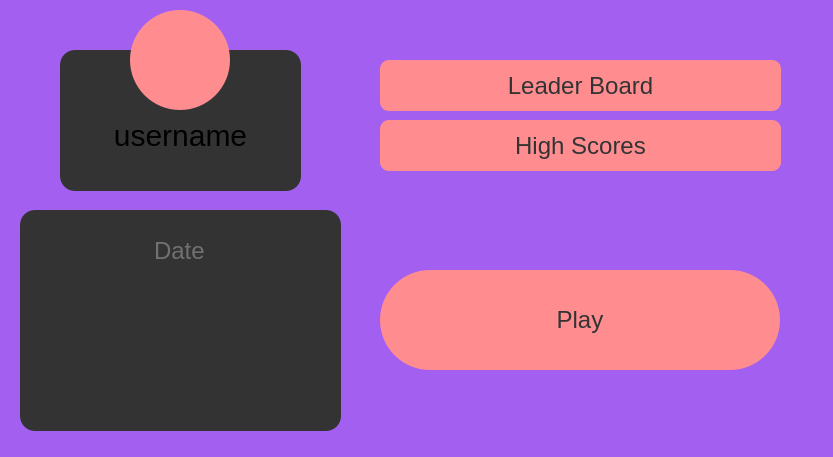
Old version of the form BingChillings/mainwindow.ui in the repository BingChillings/BingChillings.
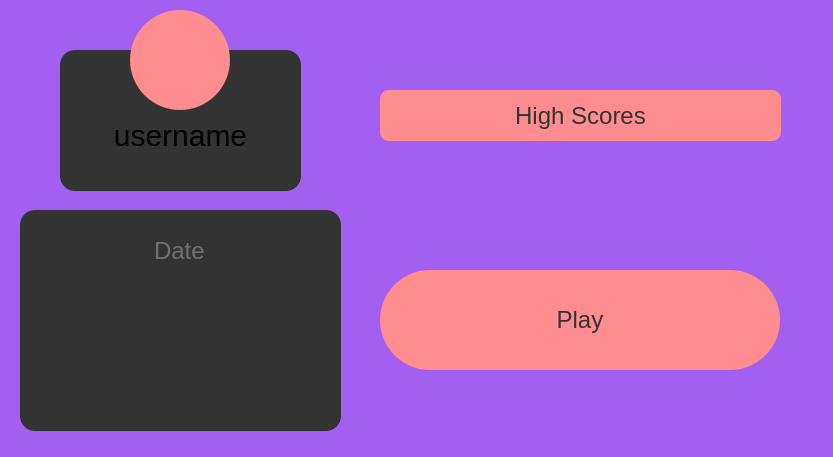
New version of the form. Icons and pictures are not drawn.

Diff of the .ui file:
```diff
--- a/BingChillings/mainwindow.ui
+++ b/BingChillings/mainwindow.ui
@@ -148,7 +148,7 @@
    <property name="geometry">
     <rect>
      <x>380</x>
-     <y>120</y>
+     <y>90</y>
      <width>401</width>
      <height>51</height>
     </rect>
@@ -157,19 +157,6 @@
     <string>High Scores</string>
    </property>
   </widget>
-  <widget class="QPushButton" name="leaderBoardButton">
-   <property name="geometry">
-    <rect>
-     <x>380</x>
-     <y>60</y>
-     <width>401</width>
-     <height>51</height>
-    </rect>
-   </property>
-   <property name="text">
-    <string>Leader Board</string>
-   </property>
-  </widget>
   <widget class="QPushButton" name="playButton">
    <property name="geometry">
     <rect>
```
